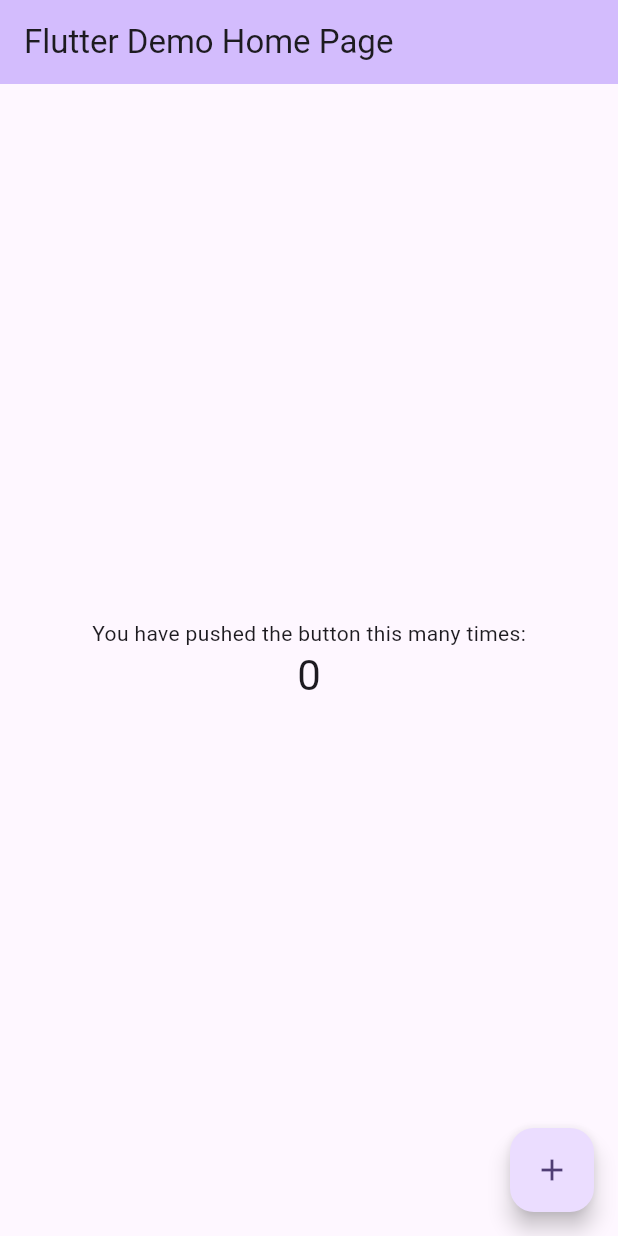
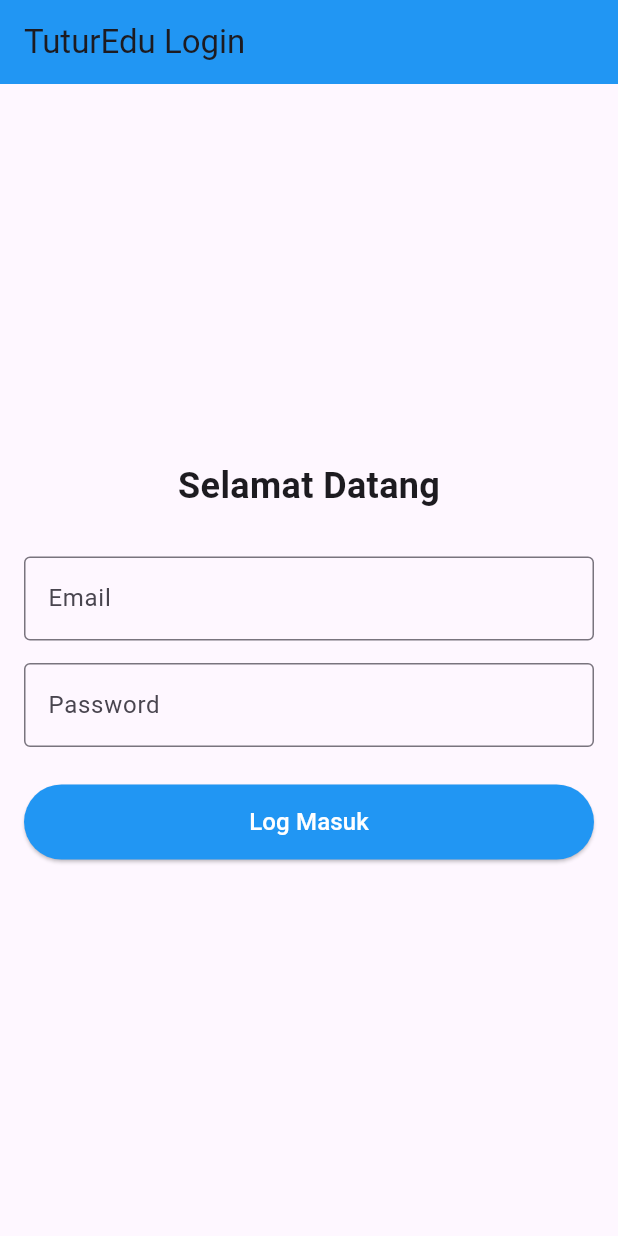
Before and after one commit to XenoRsx/TuturEdu, a Flutter app: the screen it shows after launch, on a phone screen of 412 x 824 dp. Run offline on Flutter 3.47's test engine with Material 3 defaults, Android fonts, the phone set to English and light mode, and no system bars; our stand-ins replace cloud_firestore, firebase_auth, firebase_core; accounts and stored records are empty.

Commit message:
Feat: Setup Firebase and completed 3-role login system

```diff
--- a/lib/main.dart
+++ b/lib/main.dart
@@ -1,122 +1,26 @@
 import 'package:flutter/material.dart';
+import 'package:firebase_core/firebase_core.dart';
+import 'firebase_options.dart';
+import 'screens/login_screen.dart';
 
-void main() {
+void main() async {
+  WidgetsFlutterBinding.ensureInitialized();
+  // Wajib untuk hidupkan Firebase masa app start
+  await Firebase.initializeApp(options: DefaultFirebaseOptions.currentPlatform);
   runApp(const MyApp());
 }
 
 class MyApp extends StatelessWidget {
   const MyApp({super.key});
 
-  // This widget is the root of your application.
   @override
   Widget build(BuildContext context) {
     return MaterialApp(
-      title: 'Flutter Demo',
-      theme: ThemeData(
-        // This is the theme of your application.
-        //
-        // TRY THIS: Try running your application with "flutter run". You'll see
-        // the application has a purple toolbar. Then, without quitting the app,
-        // try changing the seedColor in the colorScheme below to Colors.green
-        // and then invoke "hot reload" (save your changes or press the "hot
-        // reload" button in a Flutter-supported IDE, or press "r" if you used
-        // the command line to start the app).
-        //
-        // Notice that the counter didn't reset back to zero; the application
-        // state is not lost during the reload. To reset the state, use hot
-        // restart instead.
-        //
-        // This works for code too, not just values: Most code changes can be
-        // tested with just a hot reload.
-        colorScheme: .fromSeed(seedColor: Colors.deepPurple),
-      ),
-      home: const MyHomePage(title: 'Flutter Demo Home Page'),
+      title: 'TuturEdu',
+      theme: ThemeData(primarySwatch: Colors.blue),
+      // Di sini kita paksa dia buka LoginScreen, bukan counter app!
+      home: const LoginScreen(),
+      debugShowCheckedModeBanner: false,
     );
   }
 }
-
-class MyHomePage extends StatefulWidget {
-  const MyHomePage({super.key, required this.title});
-
-  // This widget is the home page of your application. It is stateful, meaning
-  // that it has a State object (defined below) that contains fields that affect
-  // how it looks.
-
-  // This class is the configuration for the state. It holds the values (in this
-  // case the title) provided by the parent (in this case the App widget) and
-  // used by the build method of the State. Fields in a Widget subclass are
-  // always marked "final".
-
-  final String title;
-
-  @override
-  State<MyHomePage> createState() => _MyHomePageState();
-}
-
-class _MyHomePageState extends State<MyHomePage> {
-  int _counter = 0;
-
-  void _incrementCounter() {
-    setState(() {
-      // This call to setState tells the Flutter framework that something has
-      // changed in this State, which causes it to rerun the build method below
-      // so that the display can reflect the updated values. If we changed
-      // _counter without calling setState(), then the build method would not be
-      // called again, and so nothing would appear to happen.
-      _counter++;
-    });
-  }
-
-  @override
-  Widget build(BuildContext context) {
-    // This method is rerun every time setState is called, for instance as done
-    // by the _incrementCounter method above.
-    //
-    // The Flutter framework has been optimized to make rerunning build methods
-    // fast, so that you can just rebuild anything that needs updating rather
-    // than having to individually change instances of widgets.
-    return Scaffold(
-      appBar: AppBar(
-        // TRY THIS: Try changing the color here to a specific color (to
-        // Colors.amber, perhaps?) and trigger a hot reload to see the AppBar
-        // change color while the other colors stay the same.
-        backgroundColor: Theme.of(context).colorScheme.inversePrimary,
-        // Here we take the value from the MyHomePage object that was created by
-        // the App.build method, and use it to set our appbar title.
-        title: Text(widget.title),
-      ),
-      body: Center(
-        // Center is a layout widget. It takes a single child and positions it
-        // in the middle of the parent.
-        child: Column(
-          // Column is also a layout widget. It takes a list of children and
-          // arranges them vertically. By default, it sizes itself to fit its
-          // children horizontally, and tries to be as tall as its parent.
-          //
-          // Column has various properties to control how it sizes itself and
-          // how it positions its children. Here we use mainAxisAlignment to
-          // center the children vertically; the main axis here is the vertical
-          // axis because Columns are vertical (the cross axis would be
-          // horizontal).
-          //
-          // TRY THIS: Invoke "debug painting" (choose the "Toggle Debug Paint"
-          // action in the IDE, or press "p" in the console), to see the
-          // wireframe for each widget.
-          mainAxisAlignment: .center,
-          children: [
-            const Text('You have pushed the button this many times:'),
-            Text(
-              '$_counter',
-              style: Theme.of(context).textTheme.headlineMedium,
-            ),
-          ],
-        ),
-      ),
-      floatingActionButton: FloatingActionButton(
-        onPressed: _incrementCounter,
-        tooltip: 'Increment',
-        child: const Icon(Icons.add),
-      ),
-    );
-  }
-}
--- /dev/null
+++ b/lib/screens/login_screen.dart
@@ -0,0 +1,142 @@
+import 'package:flutter/material.dart';
+import 'package:firebase_auth/firebase_auth.dart';
+import 'package:cloud_firestore/cloud_firestore.dart';
+import 'lecturer_dashboard.dart';
+import 'student_dashboard.dart';
+import 'parent_dashboard.dart';
+
+class LoginScreen extends StatefulWidget {
+  const LoginScreen({super.key});
+
+  @override
+  State<LoginScreen> createState() => _LoginScreenState();
+}
+
+class _LoginScreenState extends State<LoginScreen> {
+  final _emailController = TextEditingController();
+  final _passwordController = TextEditingController();
+  bool _isLoading = false;
+
+  void _login() async {
+    if (_emailController.text.isEmpty || _passwordController.text.isEmpty) {
+      ScaffoldMessenger.of(context).showSnackBar(
+        const SnackBar(content: Text('Sila isi email dan password!')),
+      );
+      return;
+    }
+
+    setState(() => _isLoading = true);
+    try {
+      // 1. Login guna Firebase Auth
+      UserCredential userCredential = await FirebaseAuth.instance
+          .signInWithEmailAndPassword(
+            email: _emailController.text.trim(),
+            password: _passwordController.text.trim(),
+          );
+
+      // 2. Ambil data role daripada Cloud Firestore
+      DocumentSnapshot userDoc = await FirebaseFirestore.instance
+          .collection('users')
+          .doc(userCredential.user!.uid)
+          .get();
+
+      if (userDoc.exists) {
+        String role = userDoc['role'];
+
+        if (!mounted) return;
+
+        // 3. Hantar user ke Dashboard mengikut role masing-masing
+        if (role == 'Lecturer') {
+          Navigator.pushReplacement(
+            context,
+            MaterialPageRoute(builder: (_) => const LecturerDashboard()),
+          );
+        } else if (role == 'Student') {
+          Navigator.pushReplacement(
+            context,
+            MaterialPageRoute(builder: (_) => const StudentDashboard()),
+          );
+        } else if (role == 'Parent') {
+          Navigator.pushReplacement(
+            context,
+            MaterialPageRoute(builder: (_) => const ParentDashboard()),
+          );
+        } else {
+          throw 'Role tidak dikenali dalam sistem.';
+        }
+      } else {
+        throw 'Data pengguna tidak dijumpai dalam database. Pastikan akaun dah didaftarkan dalam Firestore.';
+      }
+    } catch (e) {
+      ScaffoldMessenger.of(
+        context,
+      ).showSnackBar(SnackBar(content: Text('Ralat: ${e.toString()}')));
+    } finally {
+      if (mounted) setState(() => _isLoading = false);
+    }
+  }
+
+  @override
+  void dispose() {
+    _emailController.dispose();
+    _passwordController.dispose();
+    super.dispose();
+  }
+
+  @override
+  Widget build(BuildContext context) {
+    return Scaffold(
+      appBar: AppBar(
+        title: const Text('TuturEdu Login'),
+        backgroundColor: Colors.blue,
+      ),
+      body: Padding(
+        padding: const EdgeInsets.all(16.0),
+        child: Column(
+          mainAxisAlignment: MainAxisAlignment.center,
+          children: [
+            const Text(
+              'Selamat Datang',
+              style: TextStyle(fontSize: 24, fontWeight: FontWeight.bold),
+            ),
+            const SizedBox(height: 30),
+            TextField(
+              controller: _emailController,
+              decoration: const InputDecoration(
+                labelText: 'Email',
+                border: OutlineInputBorder(),
+              ),
+              keyboardType: TextInputType.emailAddress,
+            ),
+            const SizedBox(height: 15),
+            TextField(
+              controller: _passwordController,
+              decoration: const InputDecoration(
+                labelText: 'Password',
+                border: OutlineInputBorder(),
+              ),
+              obscureText: true,
+            ),
+            const SizedBox(height: 25),
+            _isLoading
+                ? const CircularProgressIndicator()
+                : SizedBox(
+                    width: double.infinity,
+                    height: 50,
+                    child: ElevatedButton(
+                      onPressed: _login,
+                      style: ElevatedButton.styleFrom(
+                        backgroundColor: Colors.blue,
+                      ),
+                      child: const Text(
+                        'Log Masuk',
+                        style: TextStyle(color: Colors.white, fontSize: 16),
+                      ),
+                    ),
+                  ),
+          ],
+        ),
+      ),
+    );
+  }
+}
--- a/pubspec.yaml
+++ b/pubspec.yaml
@@ -34,6 +34,9 @@ dependencies:
   # The following adds the Cupertino Icons font to your application.
   # Use with the CupertinoIcons class for iOS style icons.
   cupertino_icons: ^1.0.8
+  firebase_core: ^4.11.0
+  firebase_auth: ^6.5.4
+  cloud_firestore: ^6.6.0
 
 dev_dependencies:
   flutter_test:
```
Also changed, not shown: lib/models/user_model.dart (added, +28 -0 lines), lib/screens/lecturer_dashboard.dart (added, +36 -0 lines), lib/screens/parent_dashboard.dart (added, +31 -0 lines), lib/screens/student_dashboard.dart (added, +31 -0 lines), pubspec.lock, 3 other files.
